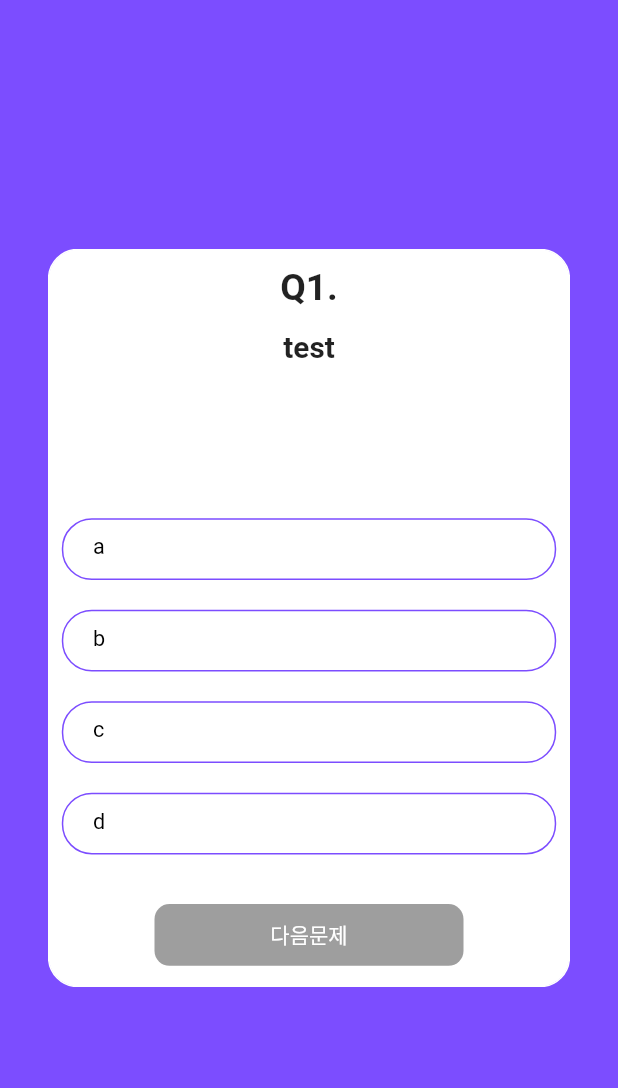
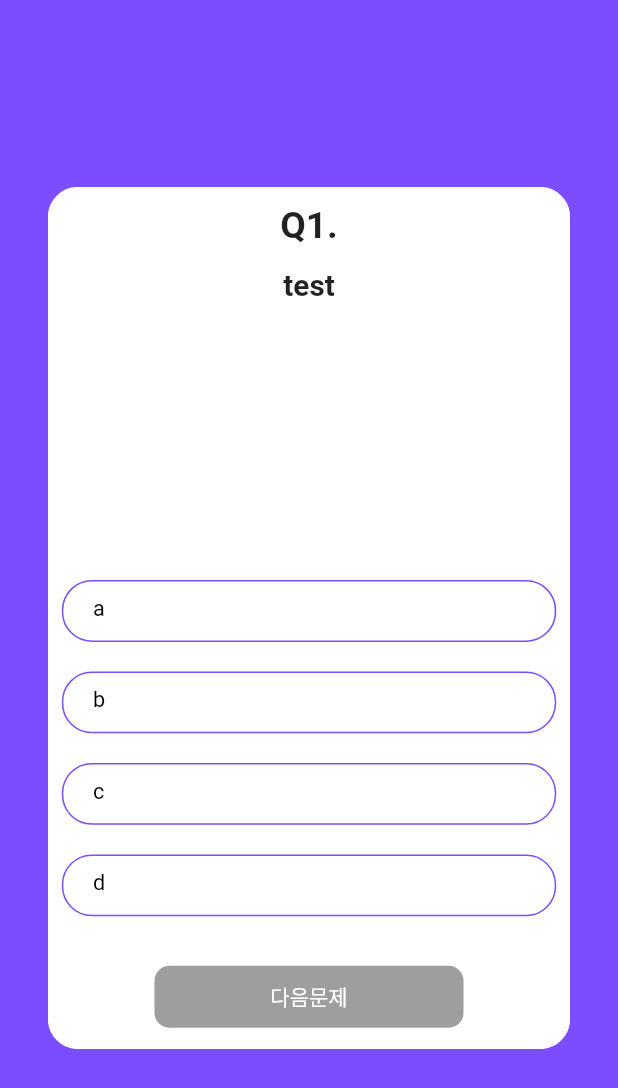
Before and after one commit to Kogoon/Quiz-App-Frontend, a Flutter app: the screen it shows after launch, after a tap on "지금 퀴즈 풀기", on a phone screen of 412 x 824 dp. Shown: the top 1088 px of the screen. Run offline on Flutter 3.47's test engine with Material 2 defaults, Android fonts, the phone set to English and light mode, and no system bars; drawn by our look-alikes of auto_size_text; our stand-ins replace flutter_swiper.

Commit message:
Modified height error

```diff
--- a/lib/screen/screen_quiz.dart
+++ b/lib/screen/screen_quiz.dart
@@ -35,7 +35,7 @@ class _QuizScreenState extends State<QuizScreen> {
               border: Border.all(color: Colors.deepPurpleAccent),
             ),
             width: width * 0.85,
-            height: height * 0.6,
+            height: height * 0.7,
             child: Swiper(
               controller: _controller,
               physics: NeverScrollableScrollPhysics(),
```
